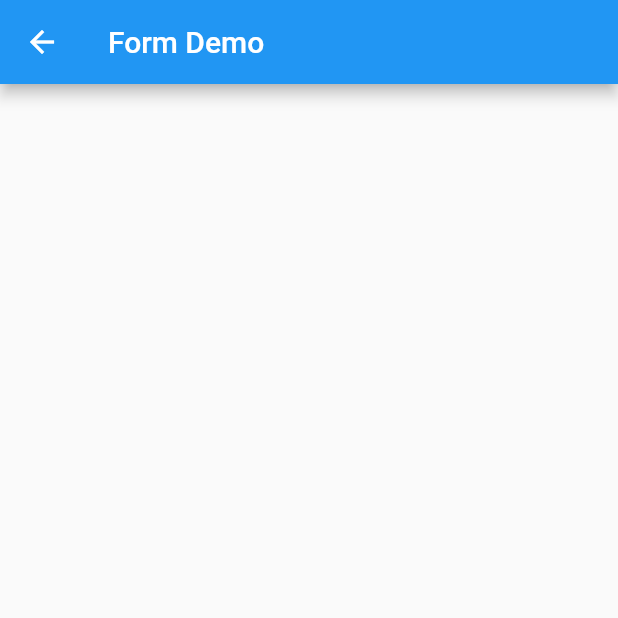
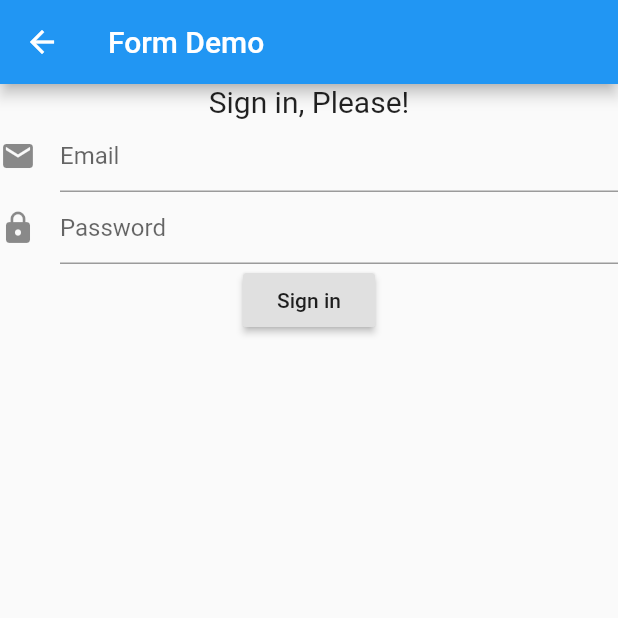
Before and after one commit to nurulakter8/Admin-Function, a Flutter app: the FormDemoScreen screen opened by its route, on a phone screen of 412 x 824 dp, the top half of it. Run offline on Flutter 3.47's test engine with Material 2 defaults, Android fonts, the phone set to English and light mode, and no system bars.

Commit message:
user home screen commit

```diff
--- a/lib/main.dart
+++ b/lib/main.dart
@@ -4,6 +4,7 @@ import 'package:lesson2/screens/formdemo_screen.dart';
 import 'package:lesson2/screens/listdemo_screen.dart';
 import 'package:lesson2/screens/start_screen.dart';
 import 'package:lesson2/screens/tapoplist_screen.dart';
+import 'package:lesson2/screens/userhome_screen.dart';
 import 'package:lesson2/screens/widgetlifecycle.dart';
 
 void main() {
@@ -22,7 +23,7 @@ class Lesson2App extends StatelessWidget {
         ListDemoScreen.routeName: (context) => ListDemoScreen(),
         TapOnListScreen.routeName: (context) => TapOnListScreen(),
         FormDemoScreen.routeName: (context) => FormDemoScreen(),
-
+        UserHomeScreen.routeName: (context) => UserHomeScreen(),
       },
     );
   }
--- a/lib/screens/formdemo_screen.dart
+++ b/lib/screens/formdemo_screen.dart
@@ -1,5 +1,7 @@
 import 'package:flutter/cupertino.dart';
 import 'package:flutter/material.dart';
+import 'package:flutter/rendering.dart';
+import 'package:lesson2/screens/userhome_screen.dart';
 
 class FormDemoScreen extends StatefulWidget {
   static const routeName = '/formdemoScreen';
@@ -9,15 +11,114 @@ class FormDemoScreen extends StatefulWidget {
     return _FormDemoState();
   }
 }
-class _FormDemoState extends State<FormDemoScreen>{
+
+class _FormDemoState extends State<FormDemoScreen> {
+  _Controller con;
+  String errorMessage;
+  GlobalKey<FormState> formKey = GlobalKey<FormState>();
+
+  @override
+  void initState() {
+    super.initState();
+    con = _Controller(this);
+  }
+
+  void render(fn) => setState(fn);
+
   @override
   Widget build(BuildContext context) {
     return Scaffold(
       appBar: AppBar(
-       title: Text("Form Demo"),
+        title: Text("Form Demo"),
+      ),
+      body: Form(
+        key: formKey,
+        child: SingleChildScrollView(
+          child: Column(
+            children: <Widget>[
+              Text(
+                'Sign in, Please!',
+                style: TextStyle(fontSize: 20.0),
+              ),
+              errorMessage == null
+                  ? SizedBox(
+                      height: 1,
+                    )
+                  : Text(
+                      errorMessage,
+                      style: TextStyle(fontSize: 15, color: Colors.red),
+                    ),
+              TextFormField(
+                decoration: InputDecoration(
+                  icon: Icon(Icons.email),
+                  hintText: 'Email',
+                ),
+                keyboardType: TextInputType.emailAddress,
+                autocorrect: false,
+                validator: con.validatorEmail,
+                onSaved: con.onSavedEmail,
+              ),
+              TextFormField(
+                decoration: InputDecoration(
+                  icon: Icon(Icons.lock),
+                  hintText: 'Password',
+                ),
+                autocorrect: false,
+                obscureText: true, // so that no echo
+                validator: con.validatorPassword,
+                onSaved: con.onSavedPassword,
+              ),
+              RaisedButton(
+                child: Text('Sign in'),
+                onPressed: con.signIn,
+              ),
+            ],
+          ),
+        ),
       ),
     );
   }
+}
 
+class _Controller {
+  _FormDemoState _state;
+  _Controller(this._state);
+  Map userInfo = {};
 
+  void signIn() {
+    if (_state.formKey.currentState.validate()) {
+      _state.formKey.currentState.save();
+      // print('******* ' + userInfo.toString());
+      if (userInfo['password'] != 'pppp') {
+        _state.render(() {
+          _state.errorMessage = 'Incorrect email/password';
+        });
+        return;
+      }
+      //succes
+      Navigator.pushNamed(_state.context, UserHomeScreen.routeName, arguments: userInfo);
+    }
+  }
+
+  String validatorEmail(String value) {
+    if (value.contains('@') && value.contains('.'))
+      return null;
+    else
+      return "not valid email format";
+  }
+
+  void onSavedEmail(String value) {
+    userInfo['email'] = value;
+  }
+
+  String validatorPassword(String value) {
+    if (value.length < 4)
+      return 'min 4 chars';
+    else
+      return null;
+  }
+
+  void onSavedPassword(String value) {
+    userInfo['password'] = value;
+  }
 }
```
Also changed, not shown: lib/screens/userhome_screen.dart (added, +18 -0 lines).
